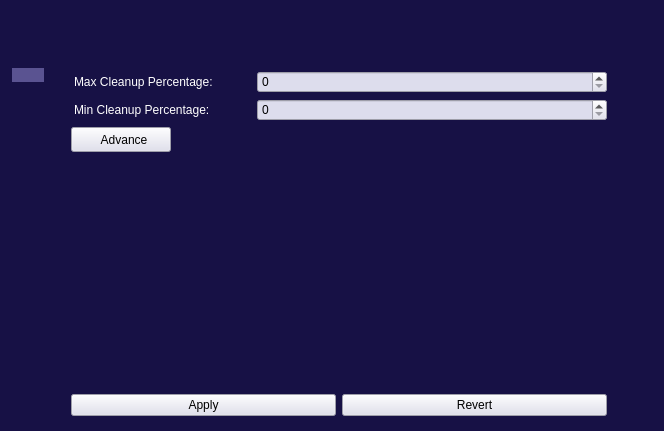
Above: UI/main.ui from DORSA-co/oxin_storage_management before the change. Below: the same form after it.
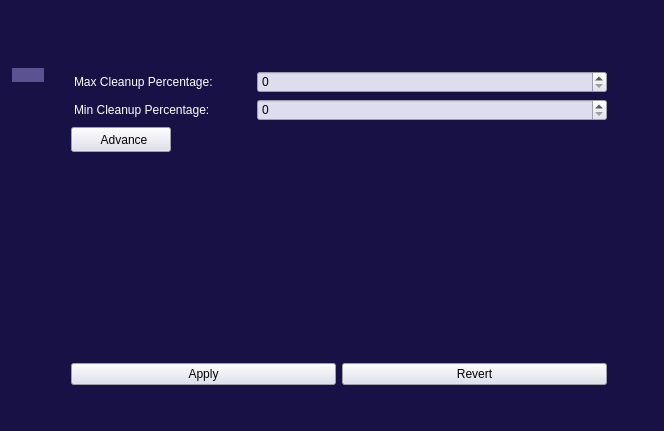
That is the form after the change. Icons and pictures are not drawn.

Commit message: complete settings page

Patch:
```diff
--- a/UI/main.ui
+++ b/UI/main.ui
@@ -1096,6 +1096,22 @@
                </item>
               </layout>
              </item>
+             <item>
+              <widget class="QLabel" name="settings_warning_label">
+               <property name="minimumSize">
+                <size>
+                 <width>0</width>
+                 <height>25</height>
+                </size>
+               </property>
+               <property name="styleSheet">
+                <string notr="true"/>
+               </property>
+               <property name="text">
+                <string/>
+               </property>
+              </widget>
+             </item>
             </layout>
            </widget>
           </item>
```
The commit also changes 10 other files.
